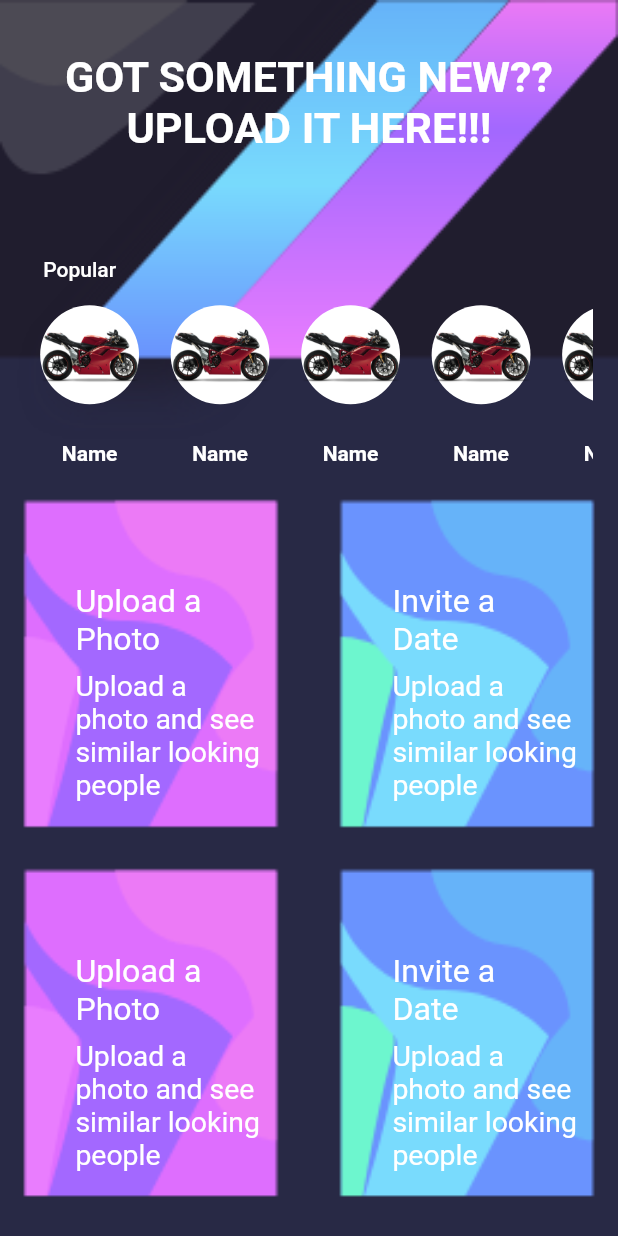
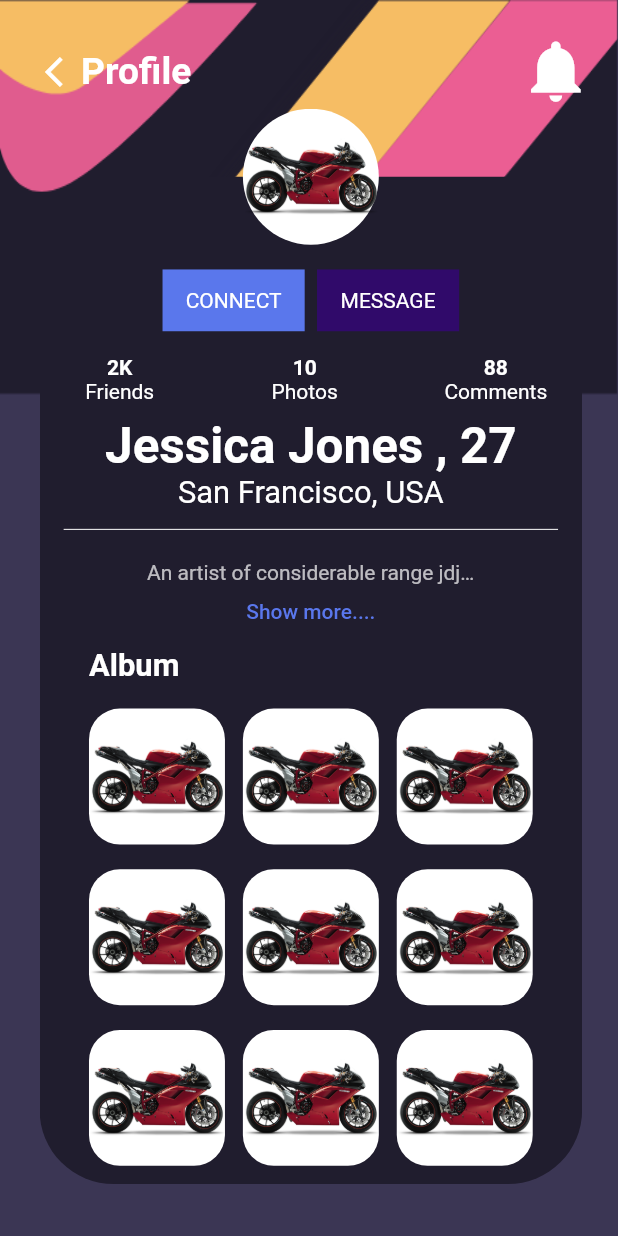
Before and after one commit to anm0l555/thapar-linkedin, a Flutter app: the UploadScreen screen opened directly, after a tap on "Name", on a phone screen of 412 x 824 dp. Run offline on Flutter 3.47's test engine with Material 2 defaults, Android fonts, the phone set to English and light mode, and no system bars; our stand-ins replace font_awesome_flutter.

Commit message:
Uploaded Profile Page

```diff
--- /dev/null
+++ b/ClientApp/nerdy_app/lib/ProfilePageElements/ProfilePageScreen.dart
@@ -0,0 +1,431 @@
+import 'package:flutter/material.dart';
+import 'package:font_awesome_flutter/font_awesome_flutter.dart';
+import '../PageResizing/Variables.dart';
+import '../PageResizing/WidgetResizing.dart';
+import '../UploadPageElements/UploadPageScreen.dart';
+
+class ProfilePageScreen extends StatelessWidget {
+  const ProfilePageScreen({Key key}) : super(key: key);
+
+  @override
+  Widget build(BuildContext context) {
+    SizeConfig().init(context);
+    boxSizeH = SizeConfig.safeBlockHorizontal;
+    boxSizeV = SizeConfig.safeBlockVertical;
+    return SafeArea(
+      child: Scaffold(
+        body: _ProfilePageScreen(),
+      ),
+    );
+  }
+}
+
+class _ProfilePageScreen extends StatelessWidget {
+  @override
+  Widget build(BuildContext context) {
+    return WillPopScope(
+      onWillPop: () {
+        Navigator.of(context).pop();
+        Navigator.of(context)
+            .push(MaterialPageRoute(builder: (context) => UploadScreen()));
+      },
+      child: SafeArea(
+        child: Scaffold(
+          body: Container(
+            padding: EdgeInsets.only(
+              left: 5.3 * boxSizeH,
+              right: 5.3 * boxSizeH,
+              top: 2.8 * boxSizeV,
+            ),
+            width: boxSizeH * 100,
+            height: boxSizeV * 100,
+            decoration: BoxDecoration(
+              image: DecorationImage(
+                  image: AssetImage('images/Myprofile.png'), fit: BoxFit.fill),
+            ),
+            child: Column(
+              mainAxisAlignment: MainAxisAlignment.start,
+              children: <Widget>[
+                Row(
+                  mainAxisAlignment: MainAxisAlignment.start,
+                  children: <Widget>[
+                    SizedBox(
+                      width: 2 * boxSizeH,
+                    ),
+                    GestureDetector(
+                      onTap: () {
+                        print('Working');
+                      },
+                      child: Icon(
+                        Icons.arrow_back_ios,
+                        color: Colors.white,
+                      ),
+                    ),
+                    Text(
+                      'Profile',
+                      style: TextStyle(
+                          fontSize: 3 * boxSizeV,
+                          color: Colors.white,
+                          fontWeight: FontWeight.w700),
+                    ),
+                    SizedBox(
+                      width: 53 * boxSizeH,
+                    ),
+                    IconButton(
+                        padding: EdgeInsets.zero,
+                        color: Colors.white,
+                        iconSize: 6 * boxSizeV,
+                        icon: Icon(Icons.notifications),
+                        onPressed: () {
+                          print('Workinig');
+                        }),
+                  ],
+                ),
+                Container(
+                  margin: EdgeInsets.only(
+                      left: 1.1 * boxSizeH, right: .5 * boxSizeH),
+                  height: 87 * boxSizeV,
+                  child: ClipRRect(
+                    borderRadius: BorderRadius.circular(6 * boxSizeV),
+                    child: SingleChildScrollView(
+                      child: Stack(
+                        children: <Widget>[
+                          Container(
+                            decoration: BoxDecoration(
+                              color: Color(0xFF201D2E),
+                              borderRadius: BorderRadius.circular(6 * boxSizeV),
+                            ),
+                            padding: EdgeInsets.only(
+                              top: (15 * boxSizeV) > (22 * boxSizeH)
+                                  ? 11 * boxSizeH
+                                  : 7.5 * boxSizeV,
+                            ),
+                            margin: EdgeInsets.only(
+                              top: (15 * boxSizeV) > (22 * boxSizeH)
+                                  ? 11 * boxSizeH
+                                  : 7.5 * boxSizeV,
+                            ),
+                            child: Column(
+                              mainAxisAlignment: MainAxisAlignment.start,
+                              children: <Widget>[
+                                SizedBox(
+                                  height: 2 * boxSizeV,
+                                ),
+                                Row(
+                                  mainAxisAlignment: MainAxisAlignment.center,
+                                  children: <Widget>[
+                                    GestureDetector(
+                                      onTap: () {
+                                        print("Working");
+                                      },
+                                      child: Container(
+                                        height: 5 * boxSizeV,
+                                        width: 23 * boxSizeH,
+                                        color: Color(0xFF5A77EC),
+                                        child: Center(
+                                          child: Text(
+                                            'CONNECT',
+                                            style: TextStyle(
+                                              color: Colors.white,
+                                            ),
+                                          ),
+                                        ),
+                                      ),
+                                    ),
+                                    SizedBox(
+                                      width: 2 * boxSizeH,
+                                    ),
+                                    GestureDetector(
+                                      onTap: () {
+                                        print("Working");
+                                      },
+                                      child: Container(
+                                        height: 5 * boxSizeV,
+                                        width: 23 * boxSizeH,
+                                        color: Color(0xFF300A6A),
+                                        child: Center(
+                                          child: Text(
+                                            'MESSAGE',
+                                            style: TextStyle(
+                                              color: Colors.white,
+                                            ),
+                                          ),
+                                        ),
+                                      ),
+                                    ),
+                                  ],
+                                ),
+                                SizedBox(
+                                  height: 2 * boxSizeV,
+                                ),
+                                Row(
+                                  mainAxisAlignment:
+                                      MainAxisAlignment.spaceAround,
+                                  children: <Widget>[
+                                    Container(
+                                      width: 22 * boxSizeH,
+                                      child: Column(
+                                        children: <Widget>[
+                                          Text(
+                                            '2K',
+                                            style: TextStyle(
+                                                color: Colors.white,
+                                                fontWeight: FontWeight.w700),
+                                          ),
+                                          Text(
+                                            'Friends',
+                                            style: TextStyle(
+                                                color: Colors.white,
+                                                fontWeight: FontWeight.w400),
+                                          ),
+                                        ],
+                                      ),
+                                    ),
+                                    Container(
+                                      width: 30 * boxSizeH,
+                                      child: Column(
+                                        children: <Widget>[
+                                          Text(
+                                            '10',
+                                            style: TextStyle(
+                                                color: Colors.white,
+                                                fontWeight: FontWeight.w700),
+                                          ),
+                                          Text(
+                                            'Photos',
+                                            style: TextStyle(
+                                                color: Colors.white,
+                                                fontWeight: FontWeight.w400),
+                                          ),
+                                        ],
+                                      ),
+                                    ),
+                                    Container(
+                                      width: 24 * boxSizeH,
+                                      child: Column(
+                                        children: <Widget>[
+                                          Text(
+                                            '88',
+                                            style: TextStyle(
+                                                color: Colors.white,
+                                                fontWeight: FontWeight.w700),
+                                          ),
+                                          Text(
+                                            'Comments',
+                                            style: TextStyle(
+                                                color: Colors.white,
+                                                fontWeight: FontWeight.w400),
+                                          ),
+                                        ],
+                                      ),
+                                    ),
+                                  ],
+                                ),
+                                SizedBox(
+                                  height: 1 * boxSizeV,
+                                ),
+                                Row(
+                                  mainAxisAlignment: MainAxisAlignment.center,
+                                  children: <Widget>[
+                                    Column(
+                                      mainAxisAlignment:
+                                          MainAxisAlignment.start,
+                                      children: <Widget>[
+                                        Text(
+                                          'Jessica Jones , 27',
+                                          style: TextStyle(
+                                            fontWeight: FontWeight.w700,
+                                            color: Colors.white,
+                                            fontSize: 4 * boxSizeV,
+                                          ),
+                                        ),
+                                        Text(
+                                          'San Francisco, USA',
+                                          style: TextStyle(
+                                            fontWeight: FontWeight.w400,
+                                            color: Colors.white,
+                                            fontSize: 2.5 * boxSizeV,
+                                          ),
+                                        ),
+                                      ],
+                                    ),
+                                  ],
+                                ),
+                                SizedBox(
+                                  height: 1 * boxSizeV,
+                                ),
+                                Container(
+                                  padding: EdgeInsets.symmetric(
+                                      vertical: 0, horizontal: 3.9 * boxSizeH),
+                                  child: Divider(
+                                    height: 1 * boxSizeV,
+                                    color: Colors.white,
+                                  ),
+                                ),
+                                SizedBox(
+                                  height: 2 * boxSizeV,
+                                ),
+                                LongDescription(),
+                                SizedBox(
+                                  height: 2 * boxSizeV,
+                                ),
+                                Container(
+                                  padding: EdgeInsets.symmetric(
+                                      vertical: 0, horizontal: 8 * boxSizeH),
+                                  // decoration: BoxDecoration(border: Border.all()),
+                                  child: Column(
+                                    crossAxisAlignment:
+                                        CrossAxisAlignment.start,
+                                    children: <Widget>[
+                                      Text(
+                                        'Album',
+                                        style: TextStyle(
+                                            color: Colors.white,
+                                            fontWeight: FontWeight.w600,
+                                            fontSize: 5 * boxSizeH),
+                                      ),
+                                      SizedBox(
+                                        height: 2 * boxSizeV,
+                                      ),
+                                      ListView.builder(
+                                        shrinkWrap: true,
+                                        itemBuilder: (context, index) =>
+                                            PicturesRow(index),
+                                        itemCount: 5,
+                                        scrollDirection: Axis.vertical,
+                                        // 22*boxh
+                                      )
+                                      // 70*boxH
+                                    ],
+                                  ),
+                                ),
+                              ],
+                            ),
+                          ),
+                          Center(
+                            child: Container(
+                              padding: EdgeInsets.zero,
+                              height: (15 * boxSizeV) > (22 * boxSizeH)
+                                  ? 22 * boxSizeH
+                                  : 15 * boxSizeV,
+                              width: (15 * boxSizeV) > (22 * boxSizeH)
+                                  ? 22 * boxSizeH
+                                  : 15 * boxSizeV,
+                              decoration: BoxDecoration(
+                                shape: BoxShape.circle,
+                                color: Colors.white,
+                              ),
+                              child:
+                                  Image.asset('images/Ducati_side_shadow.png'),
+                            ),
+                          ),
+                        ],
+                      ),
+                    ),
+                  ),
+                ),
+              ],
+            ),
+          ),
+        ),
+      ),
+    );
+  }
+}
+
+class LongDescription extends StatefulWidget {
+  @override
+  _LongDescriptionState createState() => _LongDescriptionState();
+}
+
+class _LongDescriptionState extends State<LongDescription> {
+  bool showMore = false;
+  @override
+  Widget build(BuildContext context) {
+    return Column(
+      children: <Widget>[
+        Row(
+          mainAxisAlignment: MainAxisAlignment.center,
+          children: <Widget>[
+            Container(
+              width: showMore ? (80 * boxSizeH) : (53 * boxSizeH),
+              child: Text(
+                'An artist of considerable range jdjnjnjfg jgjgfjgjf jfhjfhjjhjhj gjggjghjghgjhgghjhjg hjghjghgjh gjhjhgjghg',
+                overflow:
+                    showMore ? TextOverflow.visible : TextOverflow.ellipsis,
+                style: TextStyle(
+                  color: Colors.white70,
+                ),
+              ),
+            ),
+          ],
+        ),
+        SizedBox(
+          height: 1.2 * boxSizeV,
+        ),
+        Row(
+          mainAxisAlignment: MainAxisAlignment.center,
+          children: <Widget>[
+            GestureDetector(
+                onTap: () {
+                  setState(() {
+                    showMore = !showMore;
+                  });
+                },
+                child: Text(
+                  showMore ? 'Show less....' : 'Show more....',
+                  style: TextStyle(
+                    fontWeight: FontWeight.w500,
+                    color: Color(0xFF5A77EC),
+                  ),
+                ))
+          ],
+        ),
+      ],
+    );
+  }
+}
+
+class PicturesRow extends StatelessWidget {
+  final index;
+  PicturesRow(this.index);
+  @override
+  Widget build(BuildContext context) {
+    return Column(
+      children: <Widget>[
+        Row(
+          mainAxisAlignment: MainAxisAlignment.spaceBetween,
+          children: <Widget>[
+            Container(
+              width: 22 * boxSizeH,
+              height: 22 * boxSizeH,
+              decoration: BoxDecoration(
+                  color: Colors.white,
+                  borderRadius: BorderRadius.circular(5 * boxSizeH)),
+              child: Image.asset('images/Ducati_side_shadow.png'),
+            ),
+            Container(
+              width: 22 * boxSizeH,
+              height: 22 * boxSizeH,
+              decoration: BoxDecoration(
+                  color: Colors.white,
+                  borderRadius: BorderRadius.circular(5 * boxSizeH)),
+              child: Image.asset('images/Ducati_side_shadow.png'),
+            ),
+            Container(
+              width: 22 * boxSizeH,
+              height: 22 * boxSizeH,
+              decoration: BoxDecoration(
+                  color: Colors.white,
+                  borderRadius: BorderRadius.circular(5 * boxSizeH)),
+              child: Image.asset('images/Ducati_side_shadow.png'),
+            ),
+          ],
+        ),
+        SizedBox(
+          height: 2 * boxSizeV,
+        ),
+      ],
+    );
+  }
+}
--- a/ClientApp/nerdy_app/lib/UploadPageElements/UploadPageScreen.dart
+++ b/ClientApp/nerdy_app/lib/UploadPageElements/UploadPageScreen.dart
@@ -2,6 +2,7 @@ import 'package:flutter/material.dart';
 import '../LoginPageElements/SignInScreen.dart';
 import '../PageResizing/WidgetResizing.dart';
 import '../PageResizing/Variables.dart';
+import '../ProfilePageElements/ProfilePageScreen.dart';
 
 class UploadScreen extends StatelessWidget {
   const UploadScreen({Key key}) : super(key: key);
@@ -13,7 +14,13 @@ class UploadScreen extends StatelessWidget {
     boxSizeV = SizeConfig.safeBlockVertical;
     return SafeArea(
       child: Scaffold(
-        body: _UploadScreen(),
+        body: WillPopScope(
+            onWillPop: () {
+              Navigator.of(context).pop();
+              Navigator.of(context).push(MaterialPageRoute(
+                  builder: (context) => SafeAreaConstraints()));
+            },
+            child: _UploadScreen()),
       ),
     );
   }
@@ -22,15 +29,7 @@ class UploadScreen extends StatelessWidget {
 class _UploadScreen extends StatelessWidget {
   @override
   Widget build(BuildContext context) {
-    return WillPopScope(
-      onWillPop: () {
-        Navigator.of(context).pop();
-        Navigator.of(context).push(
-            MaterialPageRoute(builder: (context) => SafeAreaConstraints()));
-      },
-      child: SafeArea(
-        child: Scaffold(
-          body: Container(
+    return Container(
       padding: EdgeInsets.only(
         left: 4 * boxSizeH,
         right: 4 * boxSizeH,
@@ -71,8 +70,8 @@ class _UploadScreen extends StatelessWidget {
             ),
             child: Text(
               'Popular',
-                    style: TextStyle(
-                        color: Colors.white, fontWeight: FontWeight.w500),
+              style:
+                  TextStyle(color: Colors.white, fontWeight: FontWeight.w500),
             ),
           ),
           Padding(
@@ -129,9 +128,6 @@ class _UploadScreen extends StatelessWidget {
             ),
           ),
         ],
-            ),
-          ),
-        ),
       ),
     );
   }
@@ -201,10 +197,9 @@ class LikedImages extends StatelessWidget {
       //     ),
       child: GestureDetector(
         onTap: () {
-          print("Working");
-          // Navigator.of(context).pop();
-          // Navigator.of(context).push(
-          //     MaterialPageRoute(builder: (context) => ProfilePageScreen()));
+          Navigator.of(context).pop();
+          Navigator.of(context).push(
+              MaterialPageRoute(builder: (context) => ProfilePageScreen()));
         },
         child: Column(
           mainAxisAlignment: MainAxisAlignment.spaceBetween,
```
Also changed, not shown: ClientApp/nerdy_app/images/Myprofile.png. Lines whose indentation alone changed are shown as unchanged.
